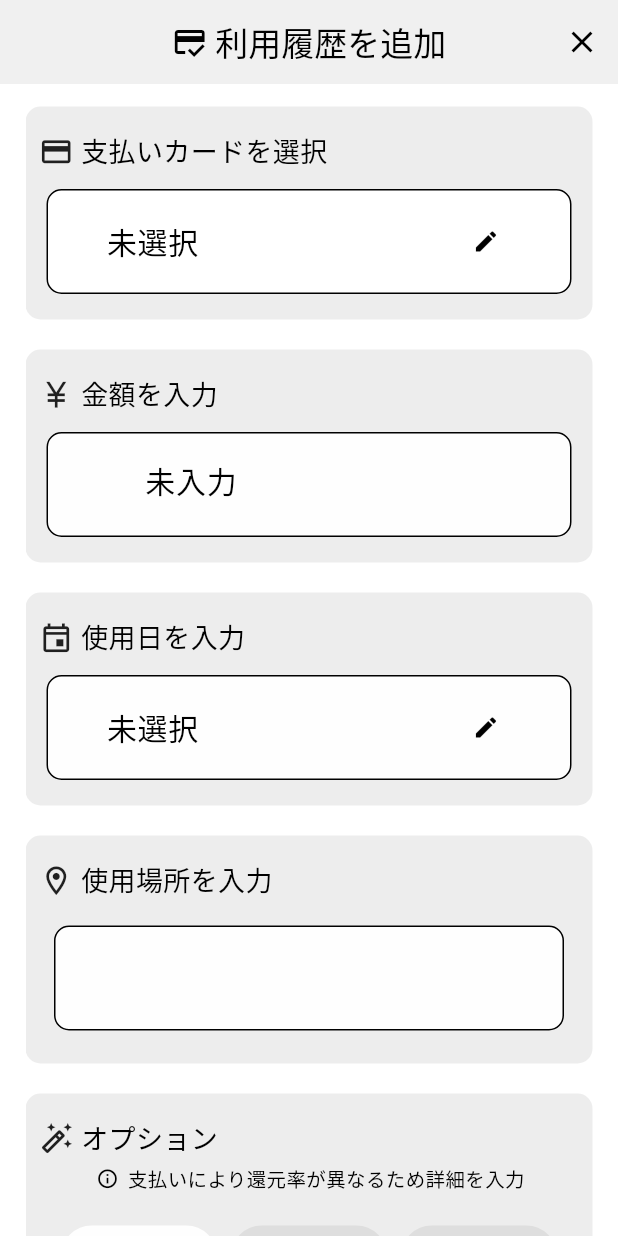
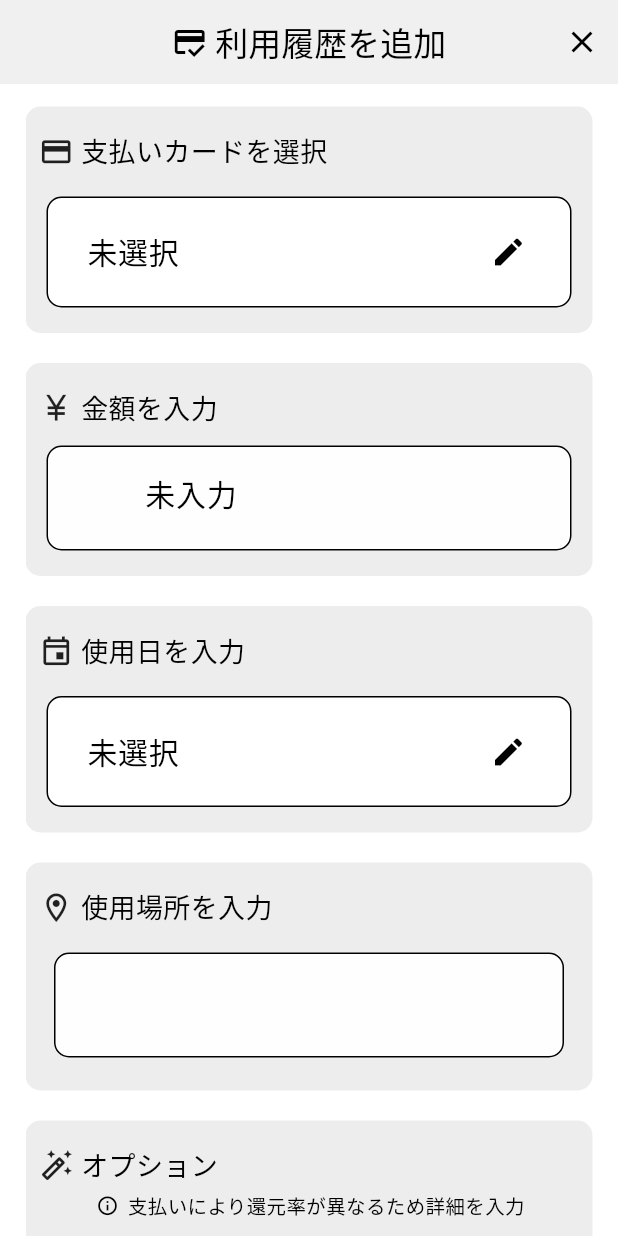
Before and after one commit to laughtaone/creeasy, a Flutter app: the AddPaymentPage screen opened directly, on a phone screen of 412 x 824 dp. Run offline on Flutter 3.47's test engine with Material 3 defaults, Android fonts, the phone set to English and light mode, and no system bars; our stand-ins replace auto_size_text, font_awesome_flutter, settings_ui; Roboto replaces fonts that are missing (MPlus1p).

Commit message:
完了：compInputDialogSelectType ListTileだけで実装

```diff
--- a/lib/common_comps/input_comps/comp_input_date_type.dart
+++ b/lib/common_comps/input_comps/comp_input_date_type.dart
@@ -40,13 +40,14 @@ class _compInputDateTypeState extends State<compInputDateType> {
   @override
   Widget build(BuildContext context) {
     return Container(
-      margin: const EdgeInsets.all(5),
-      child: OutlinedButton(
-        style: OutlinedButton.styleFrom(
-          shape: RoundedRectangleBorder(
-              borderRadius: BorderRadius.circular(10)),
-          fixedSize: const Size(double.infinity, 70),
-          backgroundColor: const Color(0xfffefefe),
+      margin: const EdgeInsets.fromLTRB(5, 10, 5, 5),
+      padding: const EdgeInsets.fromLTRB(10, 8, 5, 8),
+      decoration: BoxDecoration(
+        border: Border.all(
+          color: Colors.black,
+          width: 1.0),
+        borderRadius: BorderRadius.circular(10),
+        color: Colors.white,
       ),
       child: ListTile(
         title: Text(
@@ -56,8 +57,7 @@ class _compInputDateTypeState extends State<compInputDateType> {
           style: const TextStyle(fontSize: 20),
         ),
         trailing: const Icon(Icons.edit),
-        ),
-        onPressed: () async {
+        onTap: () async {
           DateTime? date = await showDatePicker(
             context: context,
             locale: const Locale("ja"),
@@ -72,7 +72,7 @@ class _compInputDateTypeState extends State<compInputDateType> {
             widget.argCallback(date); // コールバックで選択された日付を渡す
           }
         },
-      ),
+      )
     );
   }
 }
--- a/lib/common_comps/input_comps/comp_input_dialog_select_type.dart
+++ b/lib/common_comps/input_comps/comp_input_dialog_select_type.dart
@@ -55,12 +55,14 @@ class _compInputDialogSelectTypeState extends State<compInputDialogSelectType> {
   @override
   Widget build(BuildContext context) {
     return Container(
-      margin: const EdgeInsets.all(5),
-      child: OutlinedButton(
-        style: OutlinedButton.styleFrom(
-          shape:RoundedRectangleBorder(borderRadius: BorderRadius.circular(10)),
-          fixedSize: Size(double.infinity, widget.customHeight),
-          backgroundColor: widget.customBackColor,
+      margin: const EdgeInsets.fromLTRB(5, 10, 5, 5),
+      padding: const EdgeInsets.fromLTRB(10, 8, 5, 8),
+      decoration: BoxDecoration(
+        border: Border.all(
+          color: Colors.black,
+          width: 1.0),
+        borderRadius: BorderRadius.circular(10),
+        color: Colors.white,
       ),
       child: ListTile(
         title: Text(
@@ -85,8 +87,7 @@ class _compInputDialogSelectTypeState extends State<compInputDialogSelectType> {
           overflow: TextOverflow.ellipsis
         ),
         trailing: const Icon(Icons.edit),
-        ),
-        onPressed: () {
+        onTap: () {
           showDialog(
             context: context,
             barrierDismissible: false,
--- a/lib/main.dart
+++ b/lib/main.dart
@@ -22,6 +22,7 @@ class StartPageHome extends StatelessWidget {
       home: const StartPageWidget(),
       debugShowCheckedModeBanner: false,
       localizationsDelegates: const [
+        GlobalCupertinoLocalizations.delegate,
         GlobalMaterialLocalizations.delegate,
         GlobalWidgetsLocalizations.delegate,
       ],
```
Lines whose indentation alone changed are shown as unchanged.
